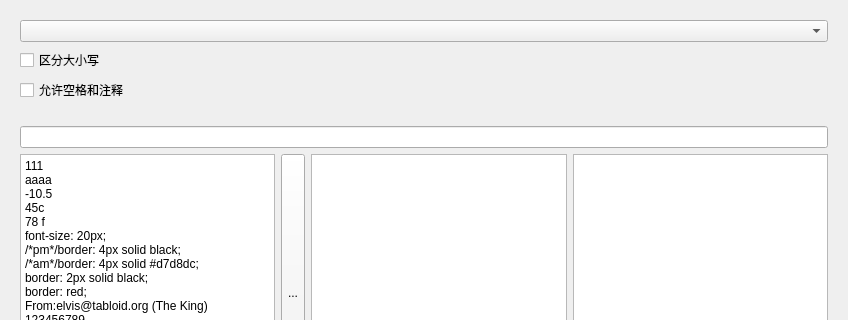
Before: the Qt Designer form 2/func2.ui in ba-ya/test_qt6_new_property, drawn with Qt 5; both pictures show x 0 to 848 and y 0 to 320 of the 848 by 484 pixel window.
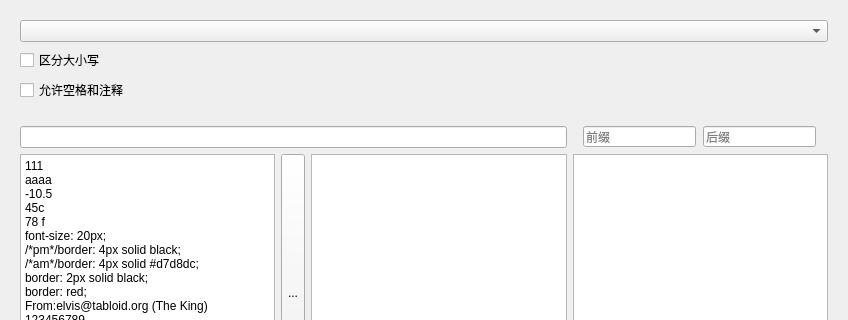
After: the same form once the commit is applied. Icons and pictures are not drawn.

Commit message: feat: add pre and suffix, matched can be designed by own

The edit to the form file:
```diff
--- a/2/func2.ui
+++ b/2/func2.ui
@@ -45,16 +45,6 @@
       <item row="2" column="3">
        <widget class="QTextEdit" name="out_capture"/>
       </item>
-      <item row="0" column="0" colspan="4">
-       <widget class="QLineEdit" name="curr_reg">
-        <property name="dragEnabled">
-         <bool>true</bool>
-        </property>
-        <property name="readOnly">
-         <bool>false</bool>
-        </property>
-       </widget>
-      </item>
       <item row="2" column="2">
        <widget class="QTextEdit" name="output"/>
       </item>
@@ -74,6 +64,46 @@
         </property>
        </widget>
       </item>
+      <item row="0" column="0" colspan="3">
+       <widget class="QLineEdit" name="curr_reg">
+        <property name="dragEnabled">
+         <bool>true</bool>
+        </property>
+        <property name="readOnly">
+         <bool>false</bool>
+        </property>
+       </widget>
+      </item>
+      <item row="0" column="3">
+       <widget class="QWidget" name="widget" native="true">
+        <widget class="QLineEdit" name="lineEdit_prefix">
+         <property name="geometry">
+          <rect>
+           <x>10</x>
+           <y>0</y>
+           <width>113</width>
+           <height>21</height>
+          </rect>
+         </property>
+         <property name="placeholderText">
+          <string>前缀</string>
+         </property>
+        </widget>
+        <widget class="QLineEdit" name="lineEdit_suffix">
+         <property name="geometry">
+          <rect>
+           <x>130</x>
+           <y>0</y>
+           <width>113</width>
+           <height>21</height>
+          </rect>
+         </property>
+         <property name="placeholderText">
+          <string>后缀</string>
+         </property>
+        </widget>
+       </widget>
+      </item>
      </layout>
     </widget>
    </item>
```
The commit also changes 4 other files.
